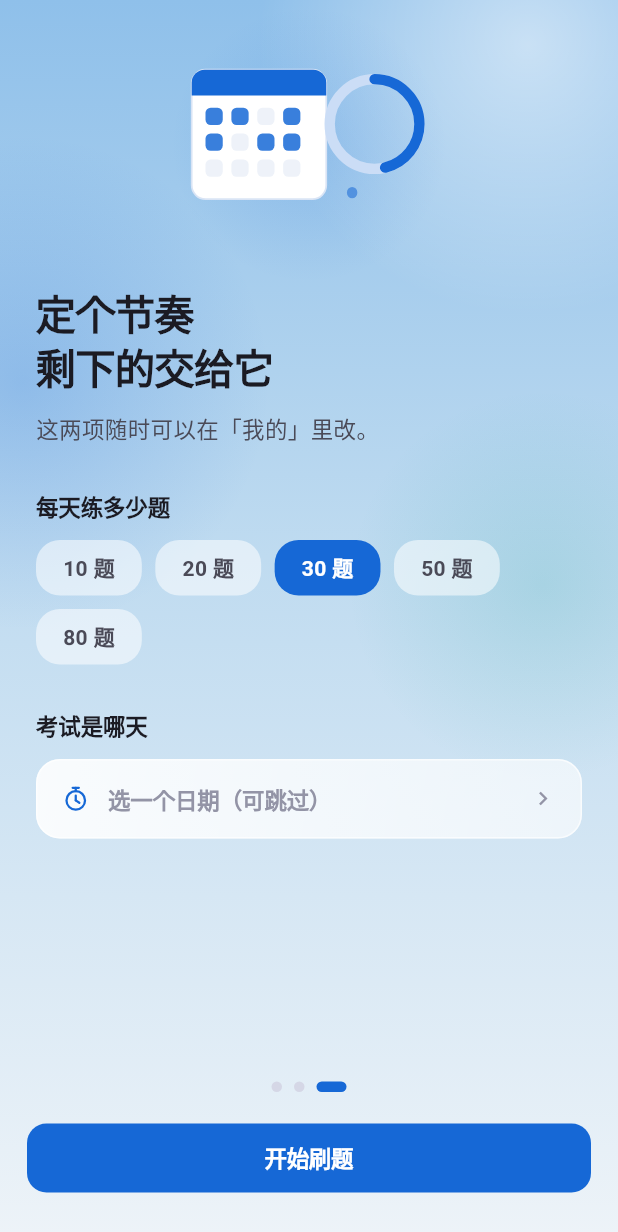
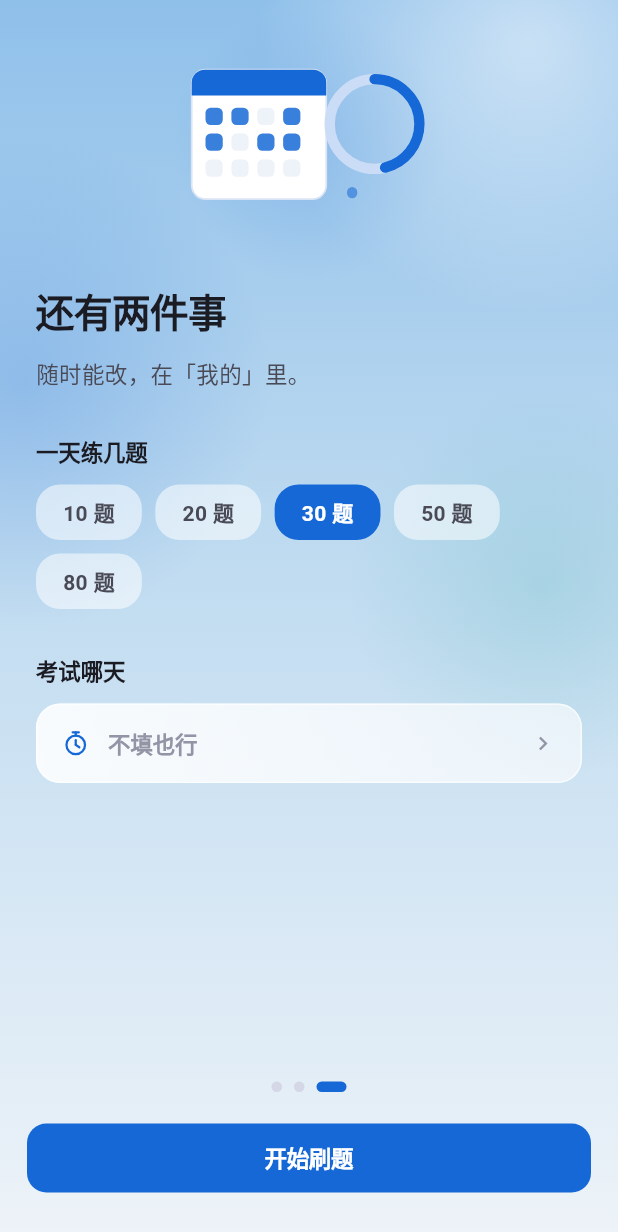
Before and after one commit to lmk1010/OpenExamApp, a Flutter app: the screen it shows after launch, swiped to page 3, on a phone screen of 412 x 824 dp. Shown: the top 1232 px of the screen. Run offline on Flutter 3.47's test engine with Material 3 defaults, Android fonts, the phone set to English and light mode, and no system bars; our stand-ins replace file_picker, shared_preferences, sqflite; accounts and stored records are empty; statements that could not run were skipped.

Commit message:
引导页文案改成人话
去掉宣传腔：不再说"会自己追着你""剩下的交给它"，也不列"没有广告"这类
卖点。改成直白陈述：题在手机里、错题会记着、还有两件事要问。

```diff
--- a/lib/features/onboarding/onboarding_page.dart
+++ b/lib/features/onboarding/onboarding_page.dart
@@ -83,16 +83,14 @@ class _OnboardingPageState extends State<OnboardingPage> {
                   _Slide(
                     kind: SceneKind.bank,
                     active: _page == 0,
-                    title: '15936 道行测真题\n全部装在这台手机里',
-                    body: '137 套历年真题卷，含 4230 张图形题配图。'
-                        '不联网、不登录、没有广告，地铁上没信号也能刷。',
+                    title: '15936 道真题\n都在这台手机里',
+                    body: '137 套历年卷，图形题的图也带着。不用登录，没网也能刷。',
                   ),
                   _Slide(
                     kind: SceneKind.review,
                     active: _page == 1,
-                    title: '答错的题\n会自己追着你',
-                    body: '错题自动进错题本，可按题型、错因、试卷复盘；'
-                        '答对后自动移出。做题时还能收藏、写笔记、标错因。',
+                    title: '错的题\n自己会记着',
+                    body: '答错的进错题本，再答对就出去。想写两句笔记、标一下错的原因，都行。',
                   ),
                   // Last slide collects the two settings instead of preaching.
                   _Setup(
@@ -130,7 +128,7 @@ class _OnboardingPageState extends State<OnboardingPage> {
                     width: double.infinity,
                     child: FilledButton(
                       onPressed: _next,
-                      child: Text(_page == 2 ? '开始刷题' : '继续'),
+                      child: Text(_page == 2 ? '开始刷题' : '下一个'),
                     ),
                   ),
                   if (_page < 2)
@@ -225,16 +223,16 @@ class _Setup extends StatelessWidget {
         ),
         const SizedBox(height: 12),
         Text(
-          '定个节奏\n剩下的交给它',
-          style: text.displaySmall?.copyWith(fontSize: 27, height: 1.35),
+          '还有两件事',
+          style: text.displaySmall?.copyWith(fontSize: 26, height: 1.35),
         ),
         const SizedBox(height: 12),
         Text(
-          '这两项随时可以在「我的」里改。',
+          '随时能改，在「我的」里。',
           style: text.bodyMedium?.copyWith(fontSize: 15),
         ),
         const SizedBox(height: 30),
-        Text('每天练多少题', style: text.titleSmall),
+        Text('一天练几题', style: text.titleSmall),
         const SizedBox(height: 12),
         Wrap(
           spacing: 9,
@@ -269,7 +267,7 @@ class _Setup extends StatelessWidget {
           ],
         ),
         const SizedBox(height: 30),
-        Text('考试是哪天', style: text.titleSmall),
+        Text('考试哪天', style: text.titleSmall),
         const SizedBox(height: 12),
         GestureDetector(
           behavior: HitTestBehavior.opaque,
@@ -284,7 +282,7 @@ class _Setup extends StatelessWidget {
                 Expanded(
                   child: Text(
                     examDate == null
-                        ? '选一个日期（可跳过）'
+                        ? '不填也行'
                         : '${examDate!.year}-${examDate!.month.toString().padLeft(2, '0')}'
                             '-${examDate!.day.toString().padLeft(2, '0')}'
                             '${days == null ? '' : ' · 还有 $days 天'}',
```
